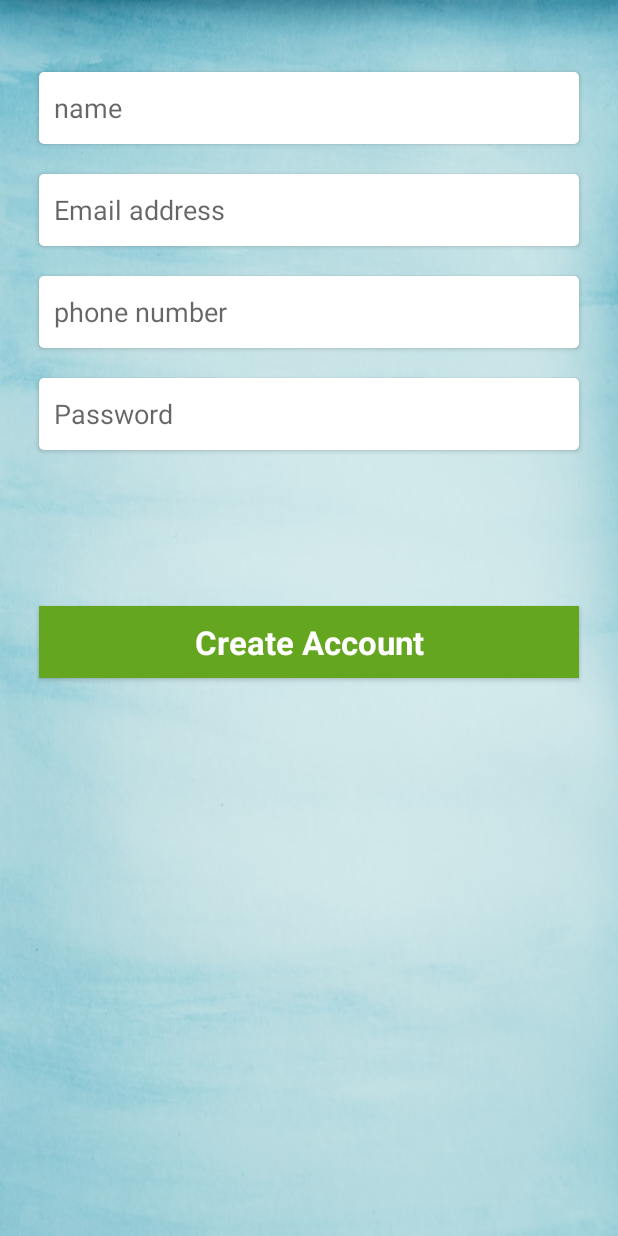
After one commit to Sindhujav18/FALL20Team04Sec01_ArtGallery, an Android app: the layout fragment_signup.xml on its own in the app's theme, with its tools: preview values and no code run, on a phone screen of 412 x 824 dp. The commit adds this screen. Run offline under Robolectric (Android 15) with nearby library versions, the phone set to English and light mode, and no system bars.

Commit message:
create account activity

```diff
--- /dev/null
+++ b/app/src/main/res/layout/fragment_signup.xml
@@ -0,0 +1,133 @@
+<?xml version="1.0" encoding="utf-8"?>
+<androidx.constraintlayout.widget.ConstraintLayout xmlns:android="http://schemas.android.com/apk/res/android"
+    xmlns:app="http://schemas.android.com/apk/res-auto"
+    xmlns:tools="http://schemas.android.com/tools"
+    android:layout_width="match_parent"
+    android:layout_height="match_parent"
+    android:background="@drawable/background_ag"
+    android:padding="@dimen/activity_vertical_margin">
+
+    <LinearLayout
+        android:id="@+id/name_view"
+        style="@style/AppTheme.RoundedCornerMaterialButton"
+        android:layout_width="match_parent"
+        android:layout_height="wrap_content"
+        android:layout_marginStart="@dimen/margin_10"
+        android:layout_marginTop="@dimen/margin_32"
+        android:layout_marginEnd="@dimen/margin_10"
+        android:orientation="vertical"
+        android:padding="10dp"
+        app:layout_constraintEnd_toEndOf="parent"
+        app:layout_constraintStart_toStartOf="parent"
+        app:layout_constraintTop_toTopOf="parent">
+
+        <EditText
+            android:id="@+id/name_edit_text"
+            android:layout_width="match_parent"
+            android:layout_height="wrap_content"
+            android:background="@null"
+            android:drawablePadding="@dimen/activity_vertical_margin"
+            android:hint="@string/name"
+            android:inputType="textEmailAddress"
+            android:tooltipText="@string/name" />
+
+    </LinearLayout>
+
+    <LinearLayout
+        android:id="@+id/email_view"
+        style="@style/AppTheme.RoundedCornerMaterialButton"
+        android:layout_width="match_parent"
+        android:layout_height="wrap_content"
+        android:layout_marginStart="@dimen/margin_10"
+        android:layout_marginTop="@dimen/margin_20"
+        android:layout_marginEnd="@dimen/margin_10"
+        android:orientation="vertical"
+        android:padding="10dp"
+        app:layout_constraintEnd_toEndOf="parent"
+        app:layout_constraintStart_toStartOf="parent"
+        app:layout_constraintTop_toBottomOf="@+id/name_view">
+
+        <EditText
+            android:id="@+id/email_edit_text"
+            android:layout_width="match_parent"
+            android:layout_height="wrap_content"
+            android:background="@null"
+            android:drawablePadding="@dimen/activity_vertical_margin"
+            android:hint="@string/email_address"
+            android:inputType="textEmailAddress"
+            android:tooltipText="@string/email_address" />
+
+    </LinearLayout>
+
+    <LinearLayout
+        android:id="@+id/phone_view"
+        style="@style/AppTheme.RoundedCornerMaterialButton"
+        android:layout_width="match_parent"
+        android:layout_height="wrap_content"
+        android:layout_marginStart="@dimen/margin_10"
+        android:layout_marginTop="@dimen/margin_20"
+        android:layout_marginEnd="@dimen/margin_10"
+        android:orientation="vertical"
+        android:padding="10dp"
+        app:layout_constraintEnd_toEndOf="parent"
+        app:layout_constraintStart_toStartOf="parent"
+        app:layout_constraintTop_toBottomOf="@+id/email_view">
+
+        <EditText
+            android:id="@+id/phone_edit_text"
+            android:layout_width="match_parent"
+            android:layout_height="wrap_content"
+            android:background="@null"
+            android:drawablePadding="@dimen/activity_vertical_margin"
+            android:hint="@string/phone_number"
+            android:inputType="number"
+            android:tooltipText="Phone_Number" />
+
+    </LinearLayout>
+
+    <LinearLayout
+        android:id="@+id/password_view"
+        style="@style/AppTheme.RoundedCornerMaterialButton"
+        android:layout_width="match_parent"
+        android:layout_height="wrap_content"
+        android:layout_marginStart="@dimen/margin_10"
+        android:layout_marginTop="@dimen/margin_20"
+        android:layout_marginEnd="@dimen/margin_10"
+        android:orientation="vertical"
+        android:padding="@dimen/margin_10"
+        app:layout_constraintEnd_toEndOf="parent"
+        app:layout_constraintStart_toStartOf="parent"
+        app:layout_constraintTop_toBottomOf="@+id/phone_view">
+
+        <EditText
+            android:id="@+id/r_password_edit_text"
+            android:layout_width="match_parent"
+            android:layout_height="wrap_content"
+            android:background="@null"
+            android:drawablePadding="@dimen/activity_vertical_margin"
+            android:hint="@string/password"
+            android:inputType="textPassword"
+            android:tooltipText="@string/password" />
+    </LinearLayout>
+
+
+    <Button
+        android:id="@+id/create_account_button"
+        android:layout_width="match_parent"
+        android:layout_height="wrap_content"
+        android:layout_marginStart="@dimen/margin_10"
+        android:layout_marginTop="@dimen/margin_32"
+        android:layout_marginEnd="@dimen/margin_10"
+        android:background="@color/green"
+        android:text="Create Account"
+        android:textAppearance="?android:textAppearanceLarge"
+        android:textColor="@color/icons"
+        android:textStyle="bold"
+        app:layout_constraintBottom_toBottomOf="parent"
+        app:layout_constraintEnd_toEndOf="parent"
+        app:layout_constraintHorizontal_bias="0.5"
+        app:layout_constraintStart_toStartOf="parent"
+        app:layout_constraintTop_toTopOf="parent" />
+
+
+</androidx.constraintlayout.widget.ConstraintLayout>
--- a/app/src/main/res/values/strings.xml
+++ b/app/src/main/res/values/strings.xml
@@ -4,4 +4,7 @@
     <string name="password">Password</string>
     <string name="forgot_your_password">Forgot your password?</string>
     <string name="login">Login</string>
+    <string name="name">name</string>
+    <string name="phone_number">phone number</string>
+    <string name="c_password">password</string>
 </resources>
```
